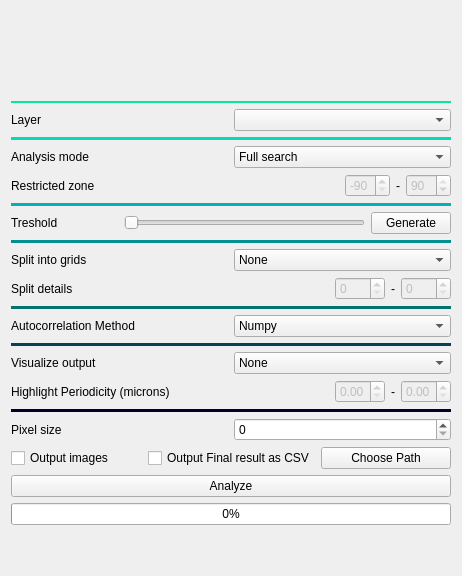
Qt form src/napari_k2_autocorrelation/static/form.ui (SamKVs/napari-k2-WaveBreaker) before a commit.
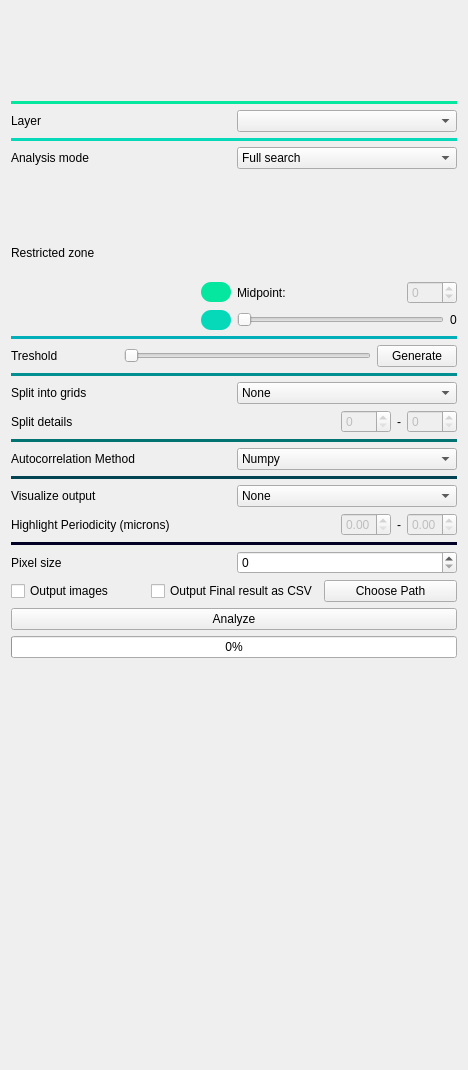
The same form after that commit. Icons and pictures are not drawn.

```diff
--- a/src/napari_k2_autocorrelation/static/form.ui
+++ b/src/napari_k2_autocorrelation/static/form.ui
@@ -6,8 +6,8 @@
    <rect>
     <x>0</x>
     <y>0</y>
-    <width>400</width>
-    <height>300</height>
+    <width>468</width>
+    <height>1070</height>
    </rect>
   </property>
   <property name="windowTitle">
@@ -169,45 +169,117 @@
           <property name="orientation">
            <enum>Qt::Horizontal</enum>
           </property>
+         <property name="sizeType">
+          <enum>QSizePolicy::Fixed</enum>
+         </property>
           <property name="sizeHint" stdset="0">
            <size>
-            <width>40</width>
+           <width>100</width>
             <height>20</height>
            </size>
           </property>
          </spacer>
         </item>
         <item>
-         <widget class="QSpinBox" name="spinBox_zoneLeft">
-          <property name="enabled">
-           <bool>false</bool>
-          </property>
-          <property name="maximumSize">
-           <size>
-            <width>50</width>
-            <height>16777215</height>
-           </size>
-          </property>
-          <property name="minimum">
-           <number>-90</number>
-          </property>
-          <property name="maximum">
-           <number>90</number>
-          </property>
-          <property name="value">
-           <number>-90</number>
-          </property>
-         </widget>
-        </item>
+        <layout class="QVBoxLayout" name="verticalLayout_3">
         <item alignment="Qt::AlignHCenter">
          <widget class="QLabel" name="label_7">
+           <property name="enabled">
+            <bool>true</bool>
+           </property>
+           <property name="minimumSize">
+            <size>
+             <width>100</width>
+             <height>100</height>
+            </size>
+           </property>
+           <property name="maximumSize">
+            <size>
+             <width>100</width>
+             <height>100</height>
+            </size>
+           </property>
+           <property name="baseSize">
+            <size>
+             <width>100</width>
+             <height>100</height>
+            </size>
+           </property>
+           <property name="layoutDirection">
+            <enum>Qt::LeftToRight</enum>
+           </property>
+           <property name="frameShape">
+            <enum>QFrame::NoFrame</enum>
+           </property>
           <property name="text">
-           <string>-</string>
-          </property>
+            <string/>
+           </property>
+           <property name="textFormat">
+            <enum>Qt::PlainText</enum>
+           </property>
+           <property name="pixmap">
+            <pixmap>compas.svg</pixmap>
+           </property>
+           <property name="scaledContents">
+            <bool>true</bool>
+           </property>
+           <property name="alignment">
+            <set>Qt::AlignCenter</set>
+           </property>
+           <property name="wordWrap">
+            <bool>false</bool>
+           </property>
+           <property name="margin">
+            <number>0</number>
+           </property>
          </widget>
         </item>
         <item>
-         <widget class="QSpinBox" name="spinBox_zoneRight">
+          <layout class="QHBoxLayout" name="horizontalLayout_3">
+           <item>
+            <widget class="QFrame" name="frame">
+             <property name="minimumSize">
+              <size>
+               <width>30</width>
+               <height>20</height>
+              </size>
+             </property>
+             <property name="maximumSize">
+              <size>
+               <width>30</width>
+               <height>20</height>
+              </size>
+             </property>
+             <property name="styleSheet">
+              <string notr="true">background-color: #05e69f;
+border-radius: 10px</string>
+             </property>
+             <property name="frameShape">
+              <enum>QFrame::StyledPanel</enum>
+             </property>
+             <property name="frameShadow">
+              <enum>QFrame::Raised</enum>
+             </property>
+             <property name="lineWidth">
+              <number>0</number>
+             </property>
+            </widget>
+           </item>
+           <item>
+            <widget class="QLabel" name="label">
+             <property name="text">
+              <string>Midpoint:</string>
+             </property>
+             <property name="textFormat">
+              <enum>Qt::PlainText</enum>
+             </property>
+             <property name="scaledContents">
+              <bool>false</bool>
+             </property>
+            </widget>
+           </item>
+           <item>
+            <widget class="QSpinBox" name="spinBox_zoneMid">
           <property name="enabled">
            <bool>false</bool>
           </property>
@@ -218,15 +290,75 @@
            </size>
           </property>
           <property name="minimum">
-           <number>-90</number>
+              <number>-360</number>
           </property>
           <property name="maximum">
-           <number>90</number>
+              <number>360</number>
           </property>
           <property name="value">
-           <number>90</number>
-          </property>
-         </widget>
+              <number>0</number>
+             </property>
+            </widget>
+           </item>
+          </layout>
+         </item>
+         <item>
+          <layout class="QHBoxLayout" name="horizontalLayout_4">
+           <item>
+            <widget class="QFrame" name="frame_3">
+             <property name="enabled">
+              <bool>false</bool>
+             </property>
+             <property name="minimumSize">
+              <size>
+               <width>30</width>
+               <height>20</height>
+              </size>
+             </property>
+             <property name="maximumSize">
+              <size>
+               <width>30</width>
+               <height>20</height>
+              </size>
+             </property>
+             <property name="styleSheet">
+              <string notr="true">background-color: #05d9b9;
+border-radius: 10px;</string>
+             </property>
+             <property name="frameShape">
+              <enum>QFrame::StyledPanel</enum>
+             </property>
+             <property name="frameShadow">
+              <enum>QFrame::Raised</enum>
+             </property>
+             <property name="lineWidth">
+              <number>0</number>
+             </property>
+            </widget>
+           </item>
+           <item>
+            <widget class="QSlider" name="angleSlider">
+             <property name="enabled">
+              <bool>false</bool>
+             </property>
+             <property name="styleSheet">
+              <string notr="true"/>
+             </property>
+             <property name="orientation">
+              <enum>Qt::Horizontal</enum>
+             </property>
+            </widget>
+           </item>
+           <item>
+            <widget class="QLabel" name="sliderLabel">
+             <property name="text">
+              <string>0</string>
+             </property>
+            </widget>
+           </item>
+          </layout>
+         </item>
+        </layout>
         </item>
        </layout>
       </item>
```
Lines whose indentation alone changed are shown as unchanged.
